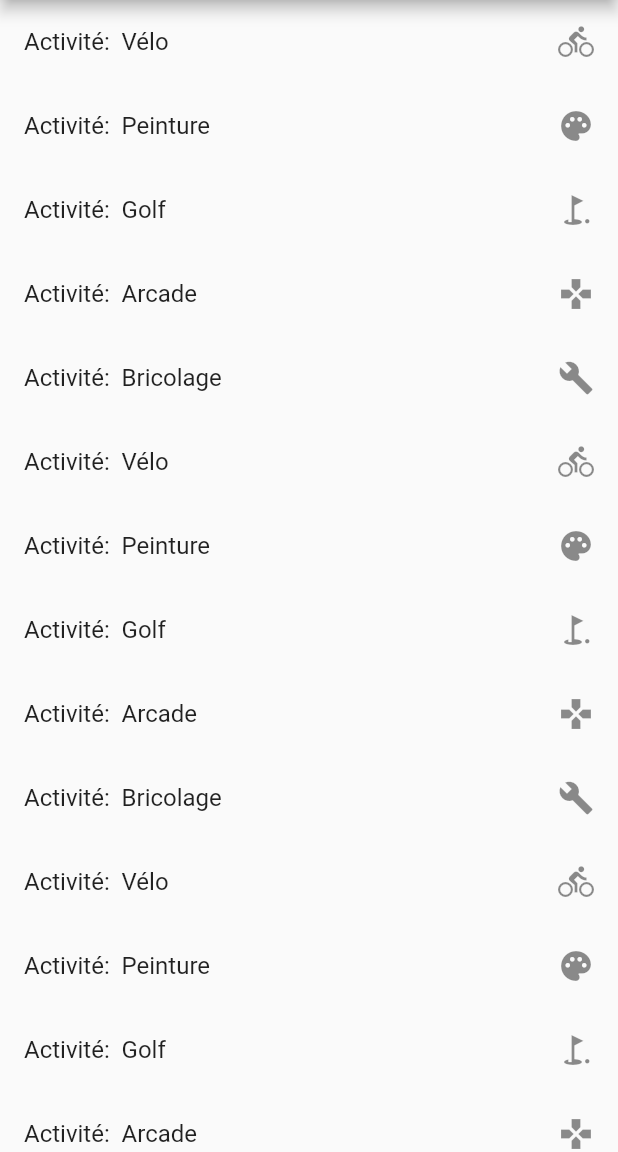
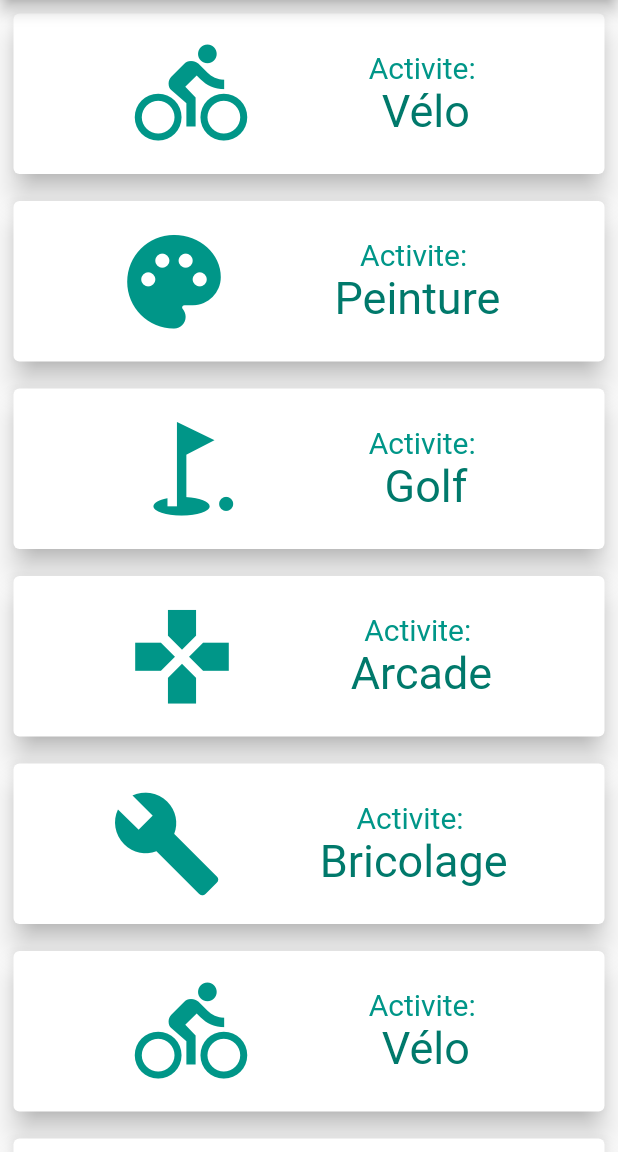
Before and after one commit to labarefo/flutter_codabee13, a Flutter app: the screen it shows after launch, on a phone screen of 412 x 824 dp, the part 84-1236 px from its top. Run offline on Flutter 3.47's test engine with Material 2 defaults, Android fonts, the phone set to English and light mode, and no system bars.

Commit message:
custom tile

```diff
--- a/lib/main.dart
+++ b/lib/main.dart
@@ -83,9 +83,27 @@ class _MyHomePageState extends State<MyHomePage> {
                   mesActivites.removeAt(i);
                 });
               },
-              child: new ListTile(
-                title: new Text("Activité:  ${activite.nom}"),
-                trailing: new Icon(activite.icone),
+              child: new Container(
+                height: 125.0,
+                padding: EdgeInsets.all(5.0),
+                child: new Card(
+                  elevation: 7.5,
+                  child: new Container(
+                    child: new Row(
+                      mainAxisAlignment: MainAxisAlignment.spaceEvenly,
+                      children: [
+                        new Icon(activite.icone, color: Colors.teal,size: 75,),
+                        new Column(
+                          mainAxisAlignment: MainAxisAlignment.center,
+                          children: [
+                            new Text("Activite: ", style: new TextStyle(color: Colors.teal, fontSize: 20),),
+                            new Text(activite.nom, style: new TextStyle(color: Colors.teal[700], fontSize: 30.0),)
+                          ],
+                        )
+                      ],
+                    ),
+                  ),
+                ),
               )
           );
 
```
